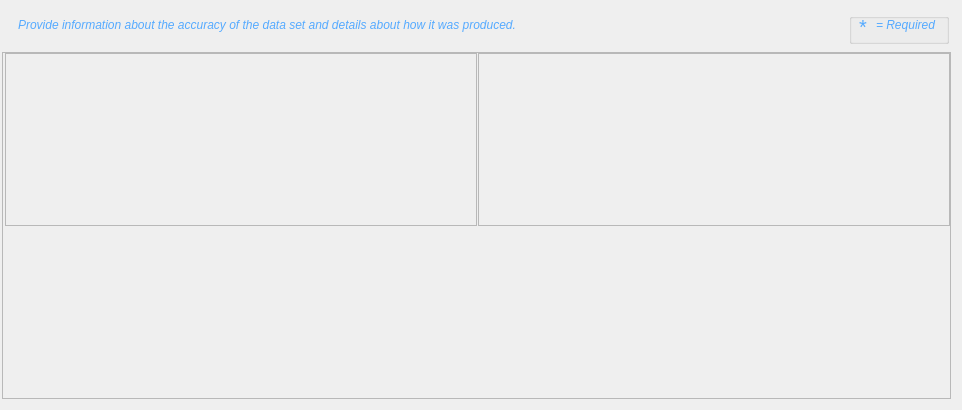
Above: pymdwizard/gui/ui_files/DataQuality.ui from DOI-USGS/fort-pymdwizard before the change. Below: the same form after it.
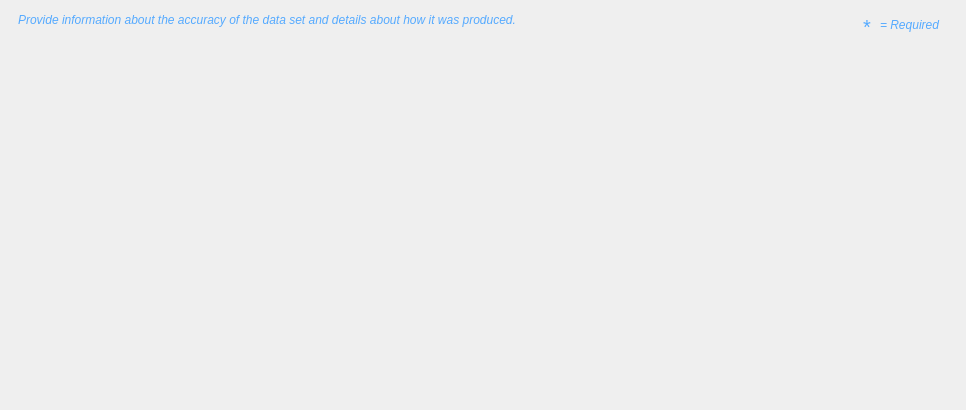
That is the form after the change.

Commit message: Huge Data Quality changes, groupbox changes to widgets for ui styles.

```diff
--- a/pymdwizard/gui/ui_files/DataQuality.ui
+++ b/pymdwizard/gui/ui_files/DataQuality.ui
@@ -6,7 +6,7 @@
    <rect>
     <x>0</x>
     <y>0</y>
-    <width>865</width>
+    <width>966</width>
     <height>410</height>
    </rect>
   </property>
@@ -18,7 +18,7 @@
     <number>2</number>
    </property>
    <item>
-    <widget class="QFrame" name="frame">
+    <widget class="QWidget" name="widget" native="true">
      <property name="sizePolicy">
       <sizepolicy hsizetype="Preferred" vsizetype="Fixed">
        <horstretch>0</horstretch>
@@ -31,12 +31,6 @@
        <height>25</height>
       </size>
      </property>
-     <property name="frameShape">
-      <enum>QFrame::NoFrame</enum>
-     </property>
-     <property name="frameShadow">
-      <enum>QFrame::Raised</enum>
-     </property>
      <layout class="QHBoxLayout" name="horizontalLayout">
       <property name="leftMargin">
        <number>10</number>
@@ -119,7 +113,7 @@
        </spacer>
       </item>
       <item>
-       <widget class="QGroupBox" name="groupBox">
+       <widget class="QWidget" name="widget" native="true">
         <property name="sizePolicy">
          <sizepolicy hsizetype="Fixed" vsizetype="Preferred">
           <horstretch>0</horstretch>
@@ -132,9 +126,6 @@
           <height>0</height>
          </size>
         </property>
-        <property name="title">
-         <string/>
-        </property>
         <widget class="QWidget" name="layoutWidget">
          <property name="geometry">
           <rect>
@@ -281,7 +272,7 @@
        <rect>
         <x>0</x>
         <y>0</y>
-        <width>854</width>
+        <width>955</width>
         <height>361</height>
        </rect>
       </property>
@@ -302,13 +293,7 @@
         <number>0</number>
        </property>
        <item>
-        <widget class="QFrame" name="two_column">
-         <property name="frameShape">
-          <enum>QFrame::StyledPanel</enum>
-         </property>
-         <property name="frameShadow">
-          <enum>QFrame::Raised</enum>
-         </property>
+        <widget class="QWidget" name="two_column" native="true">
          <layout class="QHBoxLayout" name="horizontalLayout_4">
           <property name="spacing">
            <number>1</number>
@@ -333,16 +318,10 @@
                <number>2</number>
               </property>
               <item>
-               <widget class="QFrame" name="two_column_left">
-                <property name="frameShape">
-                 <enum>QFrame::StyledPanel</enum>
-                </property>
-                <property name="frameShadow">
-                 <enum>QFrame::Raised</enum>
-                </property>
+               <widget class="QWidget" name="two_column_left" native="true">
                 <layout class="QVBoxLayout" name="verticalLayout_5">
                  <property name="leftMargin">
-                  <number>8</number>
+                  <number>12</number>
                  </property>
                  <property name="topMargin">
                   <number>3</number>
@@ -373,13 +352,7 @@
                </widget>
               </item>
               <item>
-               <widget class="QFrame" name="two_column_right">
-                <property name="frameShape">
-                 <enum>QFrame::StyledPanel</enum>
-                </property>
-                <property name="frameShadow">
-                 <enum>QFrame::Raised</enum>
-                </property>
+               <widget class="QWidget" name="two_column_right" native="true">
                 <layout class="QVBoxLayout" name="verticalLayout_4">
                  <property name="leftMargin">
                   <number>3</number>
@@ -417,7 +390,7 @@
             <item>
              <layout class="QHBoxLayout" name="bottom_layout">
               <property name="spacing">
-               <number>2</number>
+               <number>0</number>
               </property>
               <item>
                <spacer name="verticalSpacer_3">
```
The commit also changes 18 other files.
